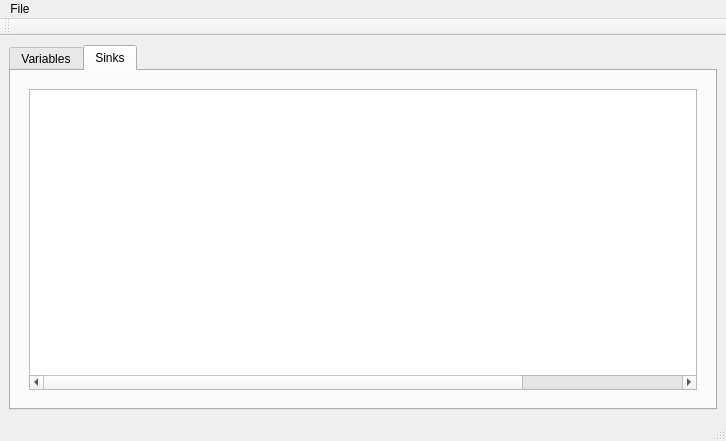
This is gr-mtb/qt/task_frontend.ui in marcusmueller/measurement_toolbox as Qt 5 draws it before an edit. The edited form follows.
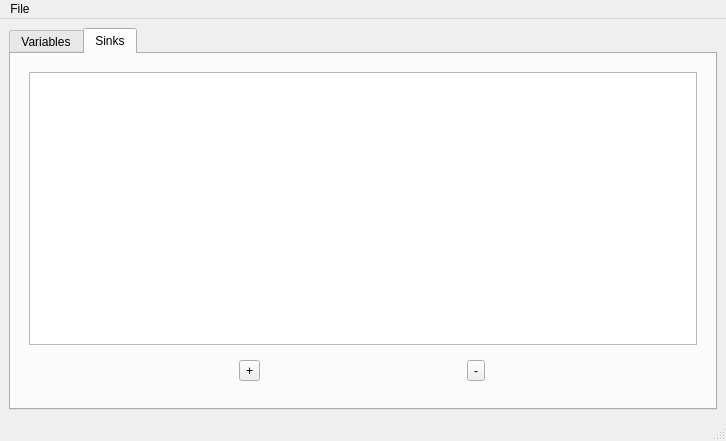
This is the edited form. The open tabs and pages were chosen to show the change.

The edit to the form file:
```diff
--- a/gr-mtb/qt/task_frontend.ui
+++ b/gr-mtb/qt/task_frontend.ui
@@ -229,24 +229,29 @@
                </attribute>
                <column>
                 <property name="text">
-                 <string>Variable</string>
+                 <string>Sink Name</string>
                 </property>
                </column>
-               <column>
-                <property name="text">
-                 <string>Setter Type</string>
-                </property>
-               </column>
-               <column>
-                <property name="text">
-                 <string>Setter Specification</string>
-                </property>
-               </column>
-               <column>
-                <property name="text">
-                 <string>Variable type</string>
-                </property>
-               </column>
+              </widget>
+             </item>
+             <item>
+              <widget class="QWidget" name="widget_3" native="true">
+               <layout class="QHBoxLayout" name="horizontalLayout_2">
+                <item>
+                 <widget class="QToolButton" name="add_sink_button">
+                  <property name="text">
+                   <string>+</string>
+                  </property>
+                 </widget>
+                </item>
+                <item>
+                 <widget class="QToolButton" name="del_sink_button">
+                  <property name="text">
+                   <string>-</string>
+                  </property>
+                 </widget>
+                </item>
+               </layout>
               </widget>
              </item>
             </layout>
@@ -284,17 +289,6 @@
    <addaction name="menuTask_Chooser_Frontend"/>
   </widget>
   <widget class="QStatusBar" name="statusbar"/>
-  <widget class="QToolBar" name="toolBar">
-   <property name="windowTitle">
-    <string>toolBar</string>
-   </property>
-   <attribute name="toolBarArea">
-    <enum>TopToolBarArea</enum>
-   </attribute>
-   <attribute name="toolBarBreak">
-    <bool>false</bool>
-   </attribute>
-  </widget>
   <action name="open_json">
    <property name="text">
     <string>Open Task JSON..</string>
```
Left out of the diff: 13 changed lines with no effect on the pictures.
